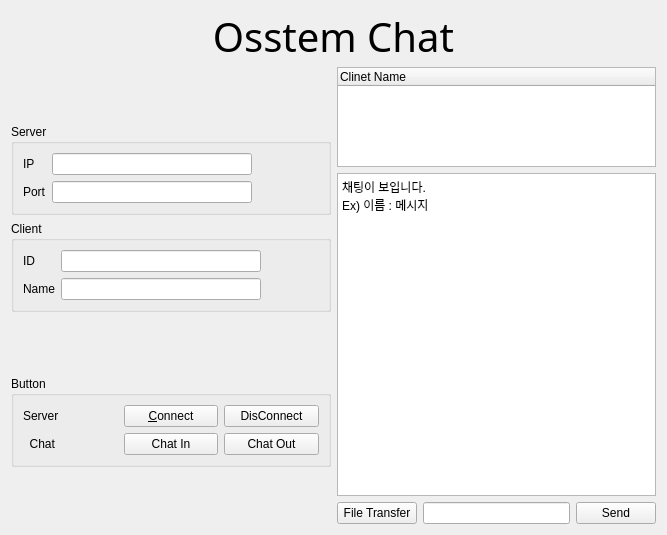
The window that B2B_Chat/clientchat.ui (lee-jonggu/2ndProject) describes before a commit, drawn with Qt 5.
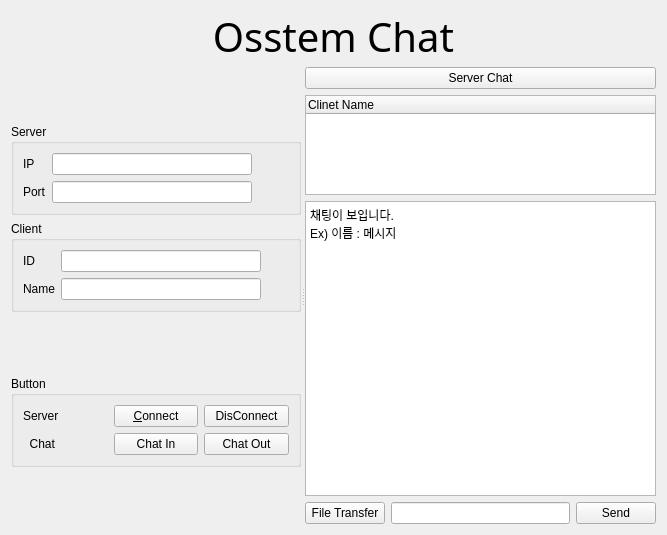
The same window after the commit.

The edit to the form file:
```diff
--- a/B2B_Chat/clientchat.ui
+++ b/B2B_Chat/clientchat.ui
@@ -39,8 +39,11 @@
       </widget>
      </item>
      <item>
-      <layout class="QHBoxLayout" name="horizontalLayout_4">
-       <item>
+      <widget class="QSplitter" name="splitter">
+       <property name="orientation">
+        <enum>Qt::Horizontal</enum>
+       </property>
+       <widget class="QWidget" name="">
         <layout class="QVBoxLayout" name="verticalLayout_3">
          <item>
           <spacer name="verticalSpacer">
@@ -246,9 +249,16 @@
           </spacer>
          </item>
         </layout>
-       </item>
-       <item>
+       </widget>
+       <widget class="QWidget" name="">
         <layout class="QVBoxLayout" name="verticalLayout_4">
+         <item>
+          <widget class="QPushButton" name="serverPushButton">
+           <property name="text">
+            <string>Server Chat</string>
+           </property>
+          </widget>
+         </item>
          <item>
           <widget class="QTreeWidget" name="treeWidget">
            <property name="maximumSize">
@@ -309,8 +319,8 @@
           </layout>
          </item>
         </layout>
-       </item>
-      </layout>
+       </widget>
+      </widget>
      </item>
     </layout>
    </item>
```
